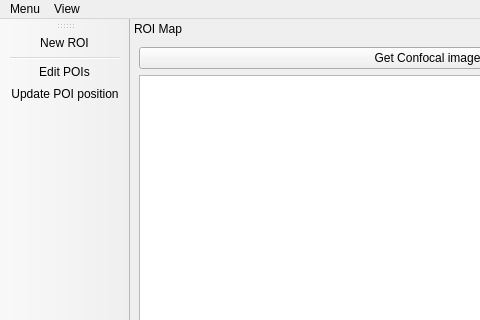
Old version of the form gui/PoiManager/PoiManagerGuiUI.ui in the repository Ulm-IQO/qudi; both pictures show x 0 to 480 and y 0 to 320 of the 725 by 747 pixel window.
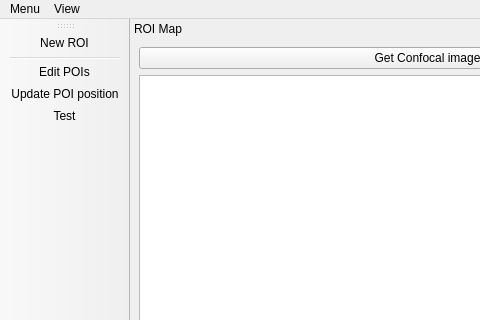
New version of the form. Icons and pictures are not drawn. Custom widgets are drawn as their Qt base class.

Commit message: Started work on substantial GUI design tweak.  First draft of new action icons for Confocal.

Diff of the .ui file:
```diff
--- a/gui/PoiManager/PoiManagerGuiUI.ui
+++ b/gui/PoiManager/PoiManagerGuiUI.ui
@@ -71,6 +71,7 @@
    <addaction name="separator"/>
    <addaction name="actionEdit_POIs"/>
    <addaction name="actionUpdate_POI_position"/>
+   <addaction name="actionTest"/>
   </widget>
   <widget class="QDockWidget" name="poi_editor_dockWidget">
    <property name="windowTitle">
@@ -790,6 +791,14 @@
     <string>Alt+M</string>
    </property>
   </action>
+  <action name="actionTest">
+   <property name="icon">
+    <iconset theme="formula"/>
+   </property>
+   <property name="text">
+    <string>Test</string>
+   </property>
+  </action>
  </widget>
  <customwidgets>
   <customwidget>
```
Left out of the diff: 4 changed lines with no effect on the pictures. The commit also changes 4 other files.
